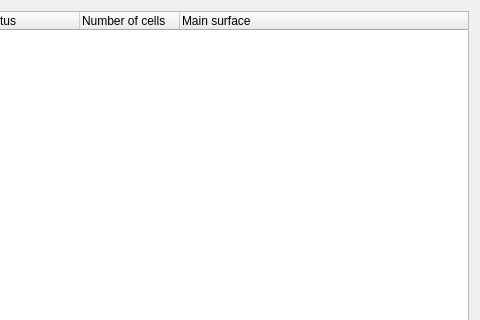
This is console/EclipseGridImportPage.ui in feliperails/syntheticseis as Qt 5 draws it before an edit; both pictures show x 132 to 612 and y 0 to 320 of the 612 by 553 pixel window. The edited form follows.
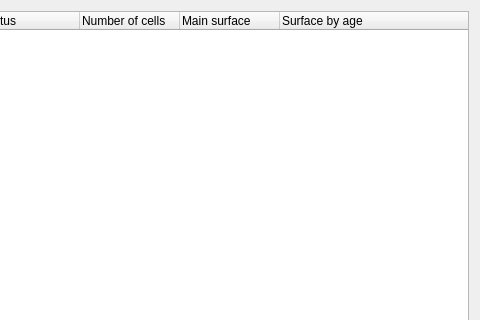
This is the edited form.

Diff of the .ui file:
```diff
--- a/console/EclipseGridImportPage.ui
+++ b/console/EclipseGridImportPage.ui
@@ -54,6 +54,11 @@
        <string>Main surface</string>
       </property>
      </column>
+     <column>
+      <property name="text">
+       <string>Surface by age</string>
+      </property>
+     </column>
      <item>
       <property name="text">
        <string>E:\syntheticSeis\debug\bin</string>
```
Left out of the diff: 36 changed lines with no effect on the pictures.
